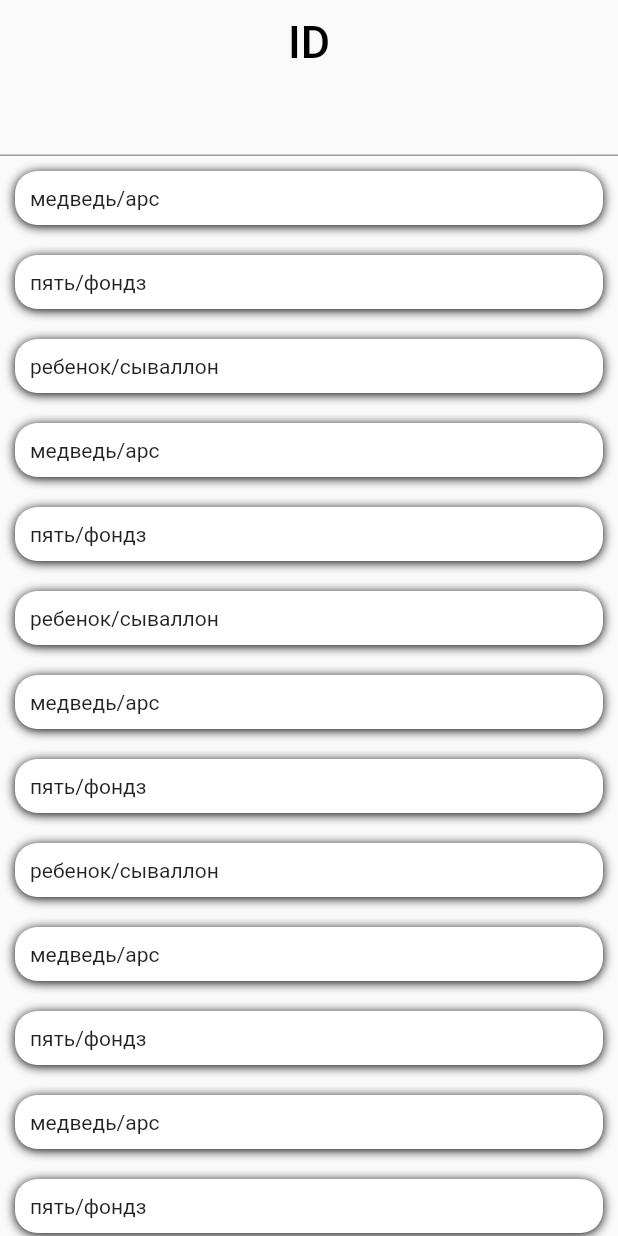
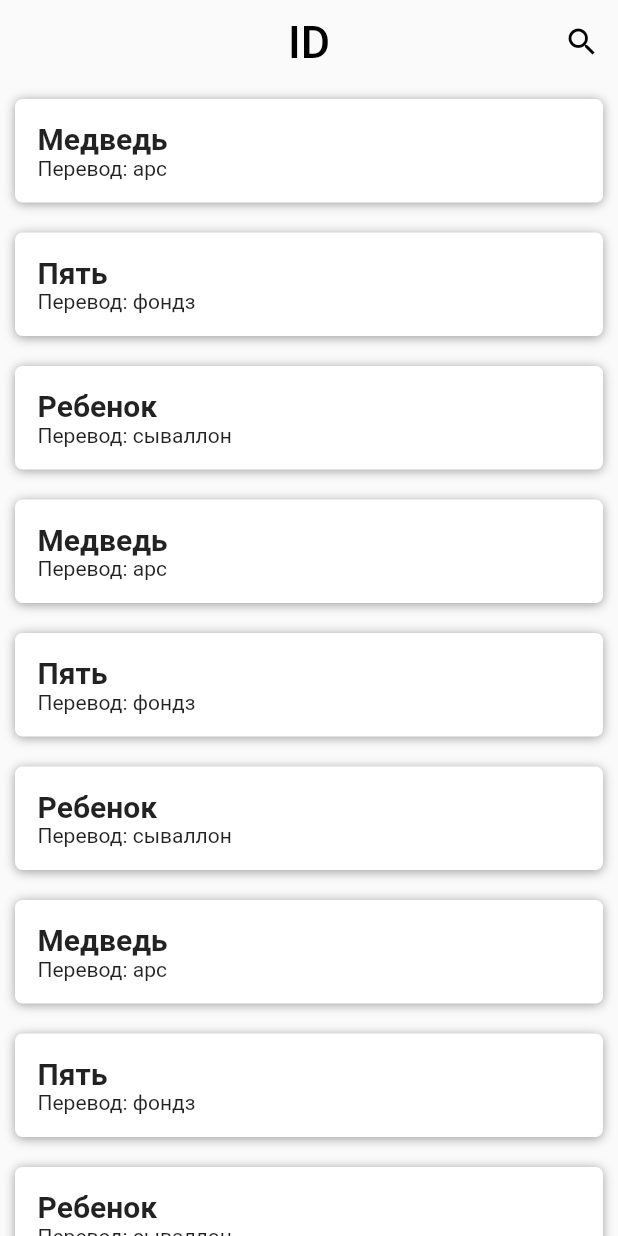
Before and after one commit to slava-vl/iron_dictionary, a Flutter app: the screen it shows after launch, on a phone screen of 412 x 824 dp. Run offline on Flutter 3.47's test engine with Material 2 defaults, Android fonts, the phone set to English and light mode, and no system bars.

Commit message:
added search

```diff
--- a/lib/main.dart
+++ b/lib/main.dart
@@ -11,6 +11,7 @@ class MyApp extends StatelessWidget {
   @override
   Widget build(BuildContext context) {
     return MaterialApp(
+      debugShowCheckedModeBanner: false,
       home: HomePage(),
     );
   }
--- a/lib/screens/home_page.dart
+++ b/lib/screens/home_page.dart
@@ -1,10 +1,31 @@
 import 'package:flutter/material.dart';
 import 'package:iron_dictionary/dummy_data.dart';
 
+import '../models/word.dart';
 import '../widgets/word_card.dart';
 
-class HomePage extends StatelessWidget {
+class HomePage extends StatefulWidget {
   const HomePage({Key? key}) : super(key: key);
+
+  @override
+  State<HomePage> createState() => _HomePageState();
+}
+
+class _HomePageState extends State<HomePage> {
+  late List<Word> _words;
+  bool _isSearchingMode = false;
+
+  @override
+  void initState() {
+    _words = words;
+    super.initState();
+  }
+
+  void _toggleSearchingMode() {
+    setState(() {
+      _isSearchingMode = !_isSearchingMode;
+    });
+  }
 
   @override
   Widget build(BuildContext context) {
@@ -16,27 +37,74 @@ class HomePage extends StatelessWidget {
           'ID',
           style: TextStyle(color: Colors.black, fontSize: 30),
         ),
+        actions: [
+          IconButton(
+            onPressed: () {
+              _toggleSearchingMode();
+            },
+            icon: Icon(
+              Icons.search_outlined,
+              color: Colors.black,
+            ),
+          )
+        ],
         centerTitle: true,
       ),
       body: SingleChildScrollView(
         child: Column(
           children: [
-            TextField(),
+            AnimatedCrossFade(
+              firstChild: Padding(
+                padding: EdgeInsets.symmetric(horizontal: 10),
+                child: TextField(
+                  onChanged: (value) {
+                    setState(() {
+                      value = value.toLowerCase().trim();
+                      _words = words
+                          .where((element) =>
+                              element.origin.toLowerCase().contains(value)
+                              || element.translate.toLowerCase().contains(value)
+                              )
+
+                          .toList();
+                    });
+                  },
+                  decoration: InputDecoration(
+                    hintText: 'Поиск',
+                    border: InputBorder.none,
+                    suffixIcon: IconButton(
+                      icon: Icon(Icons.close),
+                      onPressed: _toggleSearchingMode,
+                    ),
+                  ),
+                ),
+              ),
+              secondChild: SizedBox(width: double.infinity),
+              duration: Duration(milliseconds: 200),
+              crossFadeState: _isSearchingMode
+                  ? CrossFadeState.showFirst
+                  : CrossFadeState.showSecond,
+            ),
             Column(
               children: [
-                ...words.map((word) => WordCard(
+                ..._words
+                    .map((word) => WordCard(
                           origin: word.origin,
                           translate: word.translate,
-                    )).toList(),
-                    ...words.map((word) => WordCard(
+                        ))
+                    .toList(),
+                ..._words
+                    .map((word) => WordCard(
                           origin: word.origin,
                           translate: word.translate,
-                    )).toList(),
-                    ...words.map((word) => WordCard(
+                        ))
+                    .toList(),
+                ..._words
+                    .map((word) => WordCard(
                           origin: word.origin,
                           translate: word.translate,
-                    )).toList(),
-
+                        ))
+                    .toList(),
               ],
             )
           ],
--- a/lib/widgets/word_card.dart
+++ b/lib/widgets/word_card.dart
@@ -1,4 +1,3 @@
-
 import 'package:flutter/material.dart';
 
 class WordCard extends StatelessWidget {
@@ -6,7 +5,9 @@ class WordCard extends StatelessWidget {
   final String translate;
 
   const WordCard({
-    Key? key,required this.origin,required this.translate,
+    Key? key,
+    required this.origin,
+    required this.translate,
   }) : super(key: key);
 
   @override
@@ -14,17 +15,25 @@ class WordCard extends StatelessWidget {
     return Container(
         width: double.infinity,
         margin: EdgeInsets.all(10),
-      padding: EdgeInsets.all(10),
+        padding: EdgeInsets.all(15),
         decoration: BoxDecoration(
-          borderRadius: BorderRadius.circular(15),
+            borderRadius: BorderRadius.circular(5),
             color: Colors.white,
             boxShadow: [
-            BoxShadow(
-                color: Colors.black,
-                offset: Offset(0, 1),
-                blurRadius: 5)
+              BoxShadow(color: Colors.grey, offset: Offset(0, 1), blurRadius: 5)
             ]),
-      child: Text('$origin/$translate'),
-    );
+        child: Column(
+          crossAxisAlignment: CrossAxisAlignment.start,
+          children: [
+            Text(
+              origin.toUpperCase()[0] + origin.toLowerCase().substring(1),
+              style: TextStyle(
+                fontWeight: FontWeight.bold,
+                fontSize: 20,
+              ),
+            ),
+            Text('Перевод: ${translate.toLowerCase()}')
+          ],
+        ));
   }
 }
```
Lines whose indentation alone changed are shown as unchanged.
